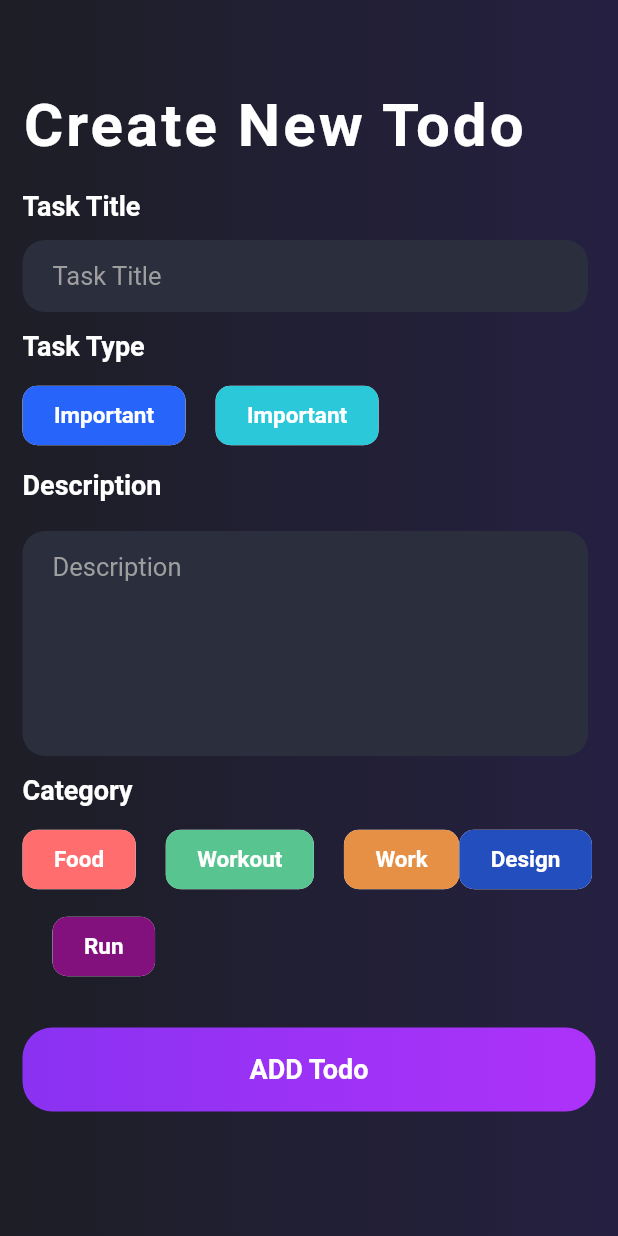
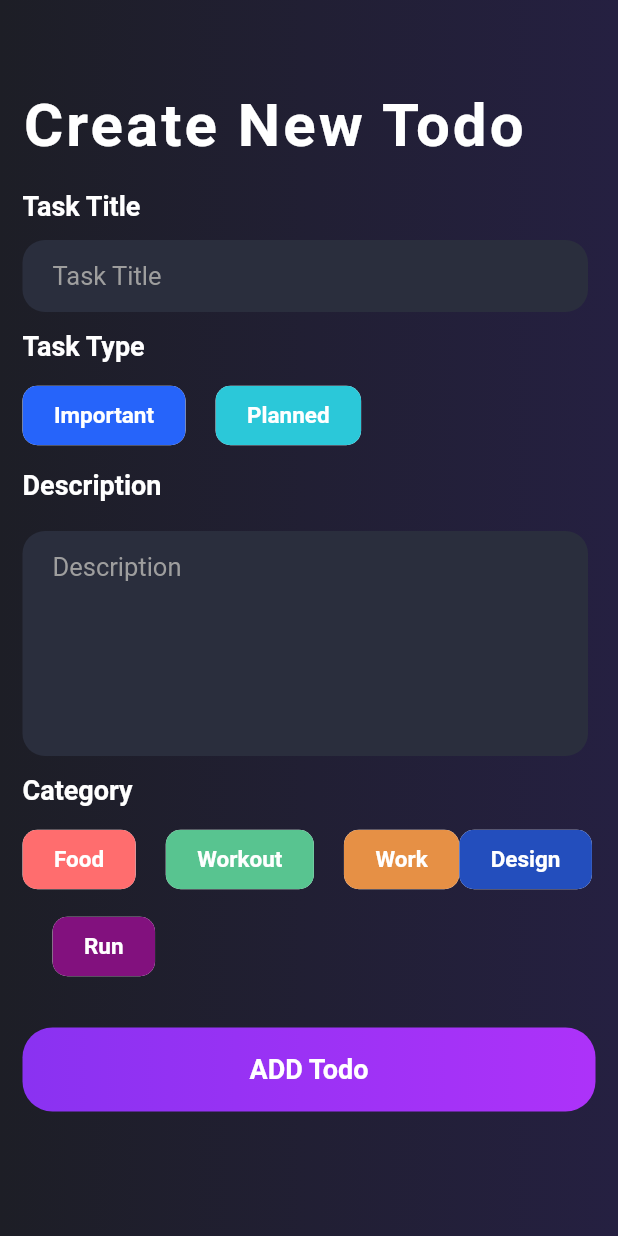
Before and after one commit to bidur0123/Task_Scheduler_App, a Flutter app: the AddTodoPage screen opened directly, on a phone screen of 412 x 824 dp. Run offline on Flutter 3.47's test engine with Material 2 defaults, Android fonts, the phone set to English and light mode, and no system bars; our stand-ins replace cloud_firestore, firebase_core; accounts and stored records are empty.

Commit message:
create done

```diff
--- a/lib/main.dart
+++ b/lib/main.dart
@@ -1,9 +1,11 @@
+import 'package:firebase_core/firebase_core.dart';
 import 'package:flutter/material.dart';
 import 'package:to_do_app/pages/home.dart';
 import 'package:to_do_app/pages/add_Todo_Page.dart';
 
-Future<void> main() async {
+void main() async {
   WidgetsFlutterBinding.ensureInitialized();
+  await Firebase.initializeApp();
   runApp(const MyApp());
 }
 
@@ -18,7 +20,7 @@ class MyApp extends StatelessWidget {
       theme: ThemeData(
         primarySwatch: Colors.blue,
       ),
-      home: const Home(),
+      home: Home(),
     );
   }
 }
--- a/lib/pages/add_Todo_Page.dart
+++ b/lib/pages/add_Todo_Page.dart
@@ -1,3 +1,5 @@
+import 'package:cloud_firestore/cloud_firestore.dart';
+import 'package:firebase_core/firebase_core.dart';
 import 'package:flutter/material.dart';
 import 'package:to_do_app/pages/home.dart';
 
@@ -9,6 +11,12 @@ class AddTodoPage extends StatefulWidget {
 }
 
 class _AddTodoPageState extends State<AddTodoPage> {
+  final message = SnackBar(content: Text("This is snackbar"));
+   TextEditingController _titleController = TextEditingController();
+   TextEditingController _descriptionController = TextEditingController();
+
+   String taskType = "";
+   String category = "";
 
   @override
   Widget build(BuildContext context) {
@@ -66,29 +74,31 @@ class _AddTodoPageState extends State<AddTodoPage> {
               const SizedBox(height: 12.0),
               Row(
                 children: [
-                  chipData("Important", 0xff2664fa),
+                  taskSelect("Important", 0xff2664fa),
                   const SizedBox(width: 20.0),
-                  chipData("Important", 0xff2bc8d9),
+                  taskSelect("Planned", 0xff2bc8d9),
                 ],
               ),
               const SizedBox(height: 12.0),
+
               label("Description"),
               const SizedBox(height: 20.0),
               description(),
+
               const SizedBox(height: 12.0),
               label("Category"),
               const SizedBox(height: 12.0),
               Wrap(
                 runSpacing: 10,
                 children: [
-                  chipData('Food',0xffff6d6e ),
+                  categorySelect('Food',0xffff6d6e ),
                   const SizedBox(width: 20.0),
-                  chipData('Workout', 0xff58c490),
+                  categorySelect('Workout', 0xff58c490),
                   const SizedBox(width: 20.0),
-                  chipData('Work',0xffe69045),
-                  chipData('Design',0xff234ebd ),
+                  categorySelect('Work',0xffe69045),
+                  categorySelect('Design',0xff234ebd ),
                   const SizedBox(width: 20.0),
-                  chipData('Run', 0xff82117e),
+                  categorySelect('Run', 0xff82117e),
                 ],
               ),
               // Row(
@@ -118,30 +128,28 @@ class _AddTodoPageState extends State<AddTodoPage> {
       ),
     );
   }
-  Widget button(){
-    return InkWell(
-      onTap: (){
-        Navigator.push(context, MaterialPageRoute(builder: (context)=>Home()));
-      },
-      child: Container(
-        height: 56.0,
-        width: MediaQuery.of(context).size.width -30,
+  Widget title (){
+    return Container(
+      width: MediaQuery.of(context).size.width -35,
       decoration: BoxDecoration(
-            borderRadius: BorderRadius.circular(20.0),
-            gradient: const LinearGradient(
-                colors:  [
-                  Color(0xff8a32f1),
-                  Color(0xffad32f9)
-                ]
-            )
+        color: Color(0xff2a2e3d),
+        borderRadius: BorderRadius.circular(15),
       ),
-        child: const Center(
-            child: Text("ADD Todo" ,
-              style: TextStyle(
-                  color : Colors.white ,
-                  fontSize: 18.0 ,
-                  fontWeight: FontWeight.w600),
-            )),
+      child: TextFormField(
+        controller: _titleController,
+        style: const TextStyle(
+          color: Colors.grey,
+          fontSize: 17,
+        ),
+        decoration: const InputDecoration(
+            border: InputBorder.none,
+            hintText: 'Task Title',
+            hintStyle: TextStyle(
+              color: Colors.grey,
+              fontSize: 17,
+            ),
+            contentPadding: EdgeInsets.only(left: 20.0 , right: 20.0)
+        ),
       ),
     );
   }
@@ -154,6 +162,7 @@ class _AddTodoPageState extends State<AddTodoPage> {
         borderRadius: BorderRadius.circular(15),
       ),
       child: TextFormField(
+        controller: _descriptionController,
         style: const TextStyle(
           color: Colors.grey,
           fontSize: 17,
@@ -171,44 +180,48 @@ class _AddTodoPageState extends State<AddTodoPage> {
       ),
     );
   }
-  Widget title (){
-    return Container(
-      width: MediaQuery.of(context).size.width -35,
-      decoration: BoxDecoration(
-        color: Color(0xff2a2e3d),
-        borderRadius: BorderRadius.circular(15),
+  Widget taskSelect ( String label , int color){
+    return InkWell(
+      onTap: (){
+        setState(() {
+          taskType = label;
+        });
+      },
+      child: Chip(
+        backgroundColor: taskType == label ? Colors.white : Color(color),   //  0xffff6dde
+        shape: RoundedRectangleBorder(
+          borderRadius: BorderRadius.circular(10.0)
         ),
-      child: TextFormField(
-        style: const TextStyle(
-          color: Colors.grey,
-          fontSize: 17,
-        ),
-        decoration: const InputDecoration(
-          border: InputBorder.none,
-          hintText: 'Task Title',
-          hintStyle: TextStyle(
-            color: Colors.grey,
-            fontSize: 17,
-          ),
-          contentPadding: EdgeInsets.only(left: 20.0 , right: 20.0)
-        ),
+        label : Text(label),
+        labelStyle: TextStyle(
+          color:  taskType == label ? Colors.black : Colors.white,
+          fontSize: 15,
+          fontWeight: FontWeight.w600,
+        ) ,
+        labelPadding: const EdgeInsets.symmetric(horizontal: 17.0 , vertical: 3.8),
       ),
     );
   }
-  Widget chipData ( String label , int color){
-    return Chip(
-      backgroundColor: Color(color),   //  0xffff6dde
+  Widget categorySelect ( String label , int color){
+     return InkWell(
+       onTap: (){
+         setState(() {
+           category = label;
+         });
+       },
+       child: Chip(
+         backgroundColor: category == label ? Colors.white : Color(color),   //  0xffff6dde
          shape: RoundedRectangleBorder(
              borderRadius: BorderRadius.circular(10.0)
          ),
-      label : Text(label,
-        style: const TextStyle(
-          color: Colors.white,
+         label : Text(label),
+         labelStyle: TextStyle(
+           color:  category == label ? Colors.black : Colors.white,
            fontSize: 15,
            fontWeight: FontWeight.w600,
+         ) ,
+         labelPadding: const EdgeInsets.symmetric(horizontal: 17.0 , vertical: 3.8),
        ),
-      ),
-      labelPadding: const EdgeInsets.symmetric(horizontal: 17.0 , vertical: 3.8),
      );
    }
   Widget label (String label){
@@ -220,4 +233,51 @@ class _AddTodoPageState extends State<AddTodoPage> {
           fontWeight: FontWeight.bold),
     );
   }
+  Widget button(){
+    return InkWell(
+      onTap: (){
+        FirebaseFirestore.instance.collection("Todo").add(
+          {
+            "title" : _titleController.text,
+            "task" : taskType,
+            "description" : _descriptionController.text,
+            "category" : category
           }
+        );
+        final text = 'Task has been added successfully';
+        final snackbar = SnackBar(
+            content: Text(text),
+            duration: Duration(seconds: 3),
+            backgroundColor: Colors.red,
+            action: SnackBarAction(
+              label: 'Dismiss',
+              onPressed: (){},
+          ),
+        );
+        ScaffoldMessenger.of(context).showSnackBar(snackbar);
+        Navigator.pop(context);
+      },
+      child: Container(
+        height: 56.0,
+        width: MediaQuery.of(context).size.width -30,
+        decoration: BoxDecoration(
+            borderRadius: BorderRadius.circular(20.0),
+            gradient: const LinearGradient(
+                colors:  [
+                  Color(0xff8a32f1),
+                  Color(0xffad32f9),
+                ]
+            ),
+        ),
+        child: const Center(
+            child: Text("ADD Todo" ,
+              style: TextStyle(
+                  color : Colors.white ,
+                  fontSize: 18.0 ,
+                  fontWeight: FontWeight.w600),
+            ),
+        ),
+      ),
+    );
+  }
+}
```
Also changed, not shown: 2 other files. Lines whose indentation alone changed are shown as unchanged.
